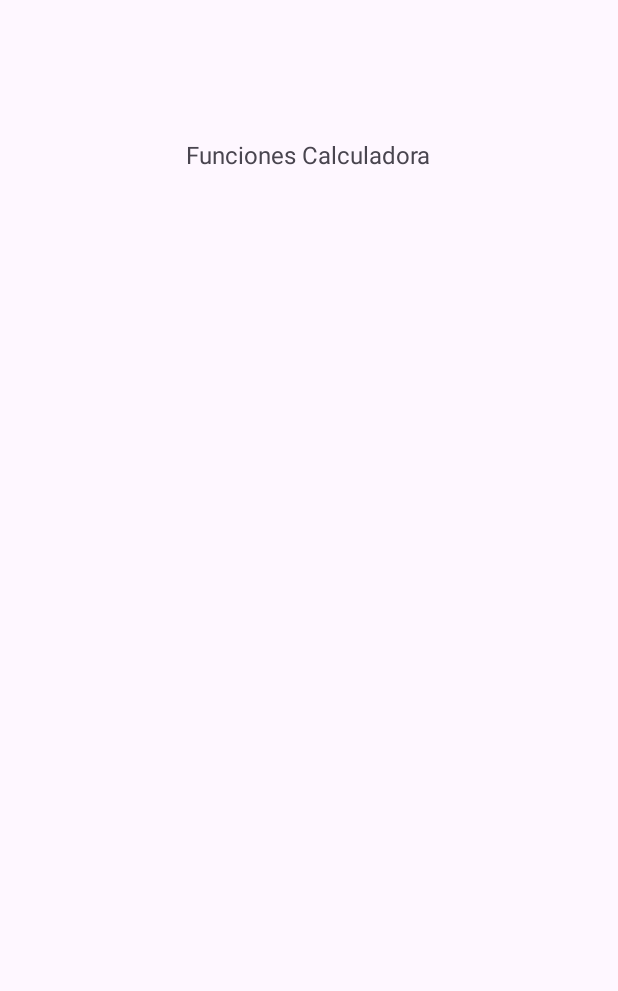
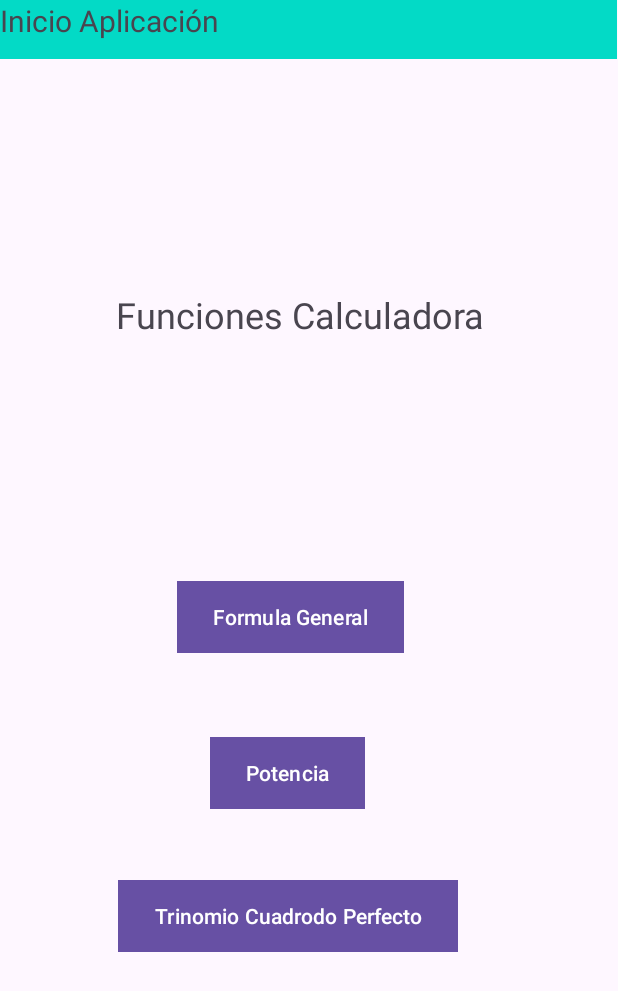
Before and after one commit to PamelaVargas2000/Funciones, an Android app: the screen it shows after launch (MainActivity), on a phone screen of 412 x 824 dp. Before the commit the part shown is almost empty. Shown: the top 991 px of the screen. Run offline under Robolectric (Android 15) with nearby library versions, the phone set to English and light mode, and no system bars.

Commit message:
crear la pantalla incio con el boton formula general, potencia y trinomio cuadrado perfecto

```diff
--- a/app/src/main/AndroidManifest.xml
+++ b/app/src/main/AndroidManifest.xml
@@ -13,6 +13,9 @@
         android:theme="@style/Theme.Funciones"
         tools:targetApi="31">
         <activity
+            android:name=".Formula"
+            android:exported="false" />
+        <activity
             android:name=".MainActivity"
             android:exported="true">
             <intent-filter>
--- /dev/null
+++ b/app/src/main/java/com/example/funciones/Formula.java
@@ -0,0 +1,14 @@
+package com.example.funciones;
+
+import androidx.appcompat.app.AppCompatActivity;
+
+import android.os.Bundle;
+
+public class Formula extends AppCompatActivity {
+
+    @Override
+    protected void onCreate(Bundle savedInstanceState) {
+        super.onCreate(savedInstanceState);
+        setContentView(R.layout.activity_formula);
+    }
+}
--- /dev/null
+++ b/app/src/main/res/layout/activity_formula.xml
@@ -0,0 +1,9 @@
+<?xml version="1.0" encoding="utf-8"?>
+<androidx.constraintlayout.widget.ConstraintLayout xmlns:android="http://schemas.android.com/apk/res/android"
+    xmlns:app="http://schemas.android.com/apk/res-auto"
+    xmlns:tools="http://schemas.android.com/tools"
+    android:layout_width="match_parent"
+    android:layout_height="match_parent"
+    tools:context=".Formula">
+
+</androidx.constraintlayout.widget.ConstraintLayout>
--- a/app/src/main/res/layout/activity_main.xml
+++ b/app/src/main/res/layout/activity_main.xml
@@ -6,16 +6,70 @@
     android:layout_height="match_parent"
     tools:context=".MainActivity">
 
-    <TextView
+    <Button
+        android:id="@+id/button4"
         android:layout_width="wrap_content"
         android:layout_height="wrap_content"
-        android:text="Funciones Calculadora"
-        android:textSize="16sp"
+        android:background="@color/design_default_color_secondary"
+        android:text="Trinomio Cuadrodo Perfecto"
         app:layout_constraintBottom_toBottomOf="parent"
         app:layout_constraintEnd_toEndOf="parent"
-        app:layout_constraintHorizontal_bias="0.498"
+        app:layout_constraintHorizontal_bias="0.423"
         app:layout_constraintStart_toStartOf="parent"
         app:layout_constraintTop_toTopOf="parent"
-        app:layout_constraintVertical_bias="0.115" />
+        app:layout_constraintVertical_bias="0.756" />
+
+    <TextView
+        android:layout_width="256dp"
+        android:layout_height="52dp"
+        android:text="Funciones Calculadora"
+        android:textSize="24sp"
+        app:layout_constraintBottom_toBottomOf="parent"
+        app:layout_constraintEnd_toEndOf="parent"
+        app:layout_constraintHorizontal_bias="0.496"
+        app:layout_constraintStart_toStartOf="parent"
+        app:layout_constraintTop_toTopOf="parent"
+        app:layout_constraintVertical_bias="0.25" />
+
+    <TextView
+        android:id="@+id/textView"
+        android:layout_width="411dp"
+        android:layout_height="39dp"
+        android:background="@color/design_default_color_secondary"
+        android:text="Inicio Aplicación"
+        android:textColorHighlight="@color/design_default_color_on_secondary"
+        android:textSize="20sp"
+        app:layout_constraintBottom_toBottomOf="parent"
+        app:layout_constraintEnd_toEndOf="parent"
+        app:layout_constraintHorizontal_bias="0.0"
+        app:layout_constraintStart_toStartOf="parent"
+        app:layout_constraintTop_toTopOf="parent"
+        app:layout_constraintVertical_bias="0.0" />
+
+    <Button
+        android:id="@+id/button2"
+        android:layout_width="wrap_content"
+        android:layout_height="wrap_content"
+        android:background="#03A9F4"
+        android:text="Formula General"
+        app:layout_constraintBottom_toBottomOf="parent"
+        app:layout_constraintEnd_toEndOf="parent"
+        app:layout_constraintHorizontal_bias="0.453"
+        app:layout_constraintStart_toStartOf="parent"
+        app:layout_constraintTop_toTopOf="parent"
+        app:layout_constraintVertical_bias="0.499" />
+
+    <Button
+        android:id="@+id/button3"
+        android:layout_width="wrap_content"
+        android:layout_height="wrap_content"
+        android:background="#00BCD4"
+        android:text="Potencia"
+        app:layout_constraintBottom_toBottomOf="parent"
+        app:layout_constraintEnd_toEndOf="parent"
+        app:layout_constraintHorizontal_bias="0.453"
+        app:layout_constraintStart_toStartOf="parent"
+        app:layout_constraintTop_toTopOf="parent"
+        app:layout_constraintVertical_bias="0.633" />
 
 </androidx.constraintlayout.widget.ConstraintLayout>
```
